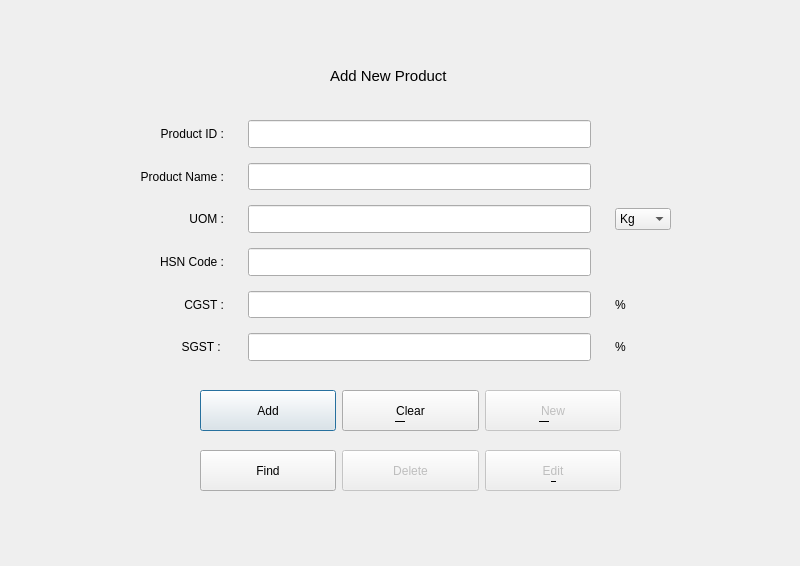
This is add_new_product.ui in RishabMunot/pyqt-invoicing-software as Qt 5 draws it before an edit. The edited form follows.
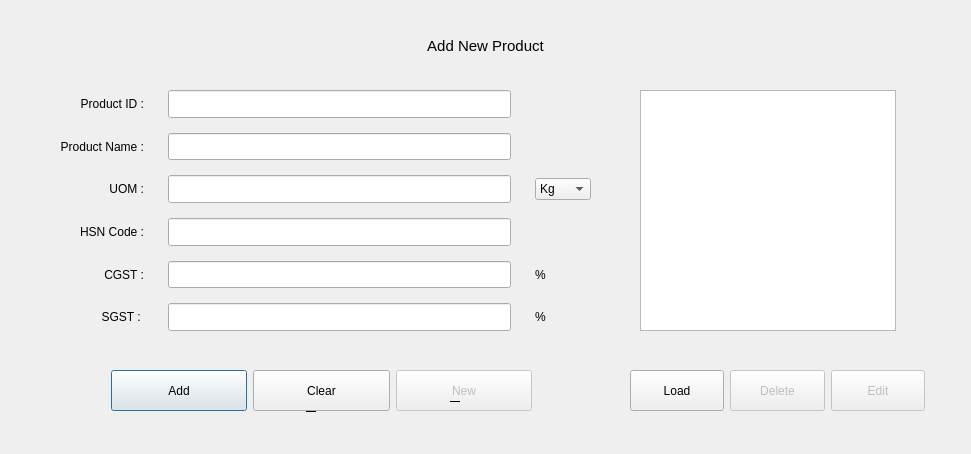
This is the edited form.

```diff
--- a/add_new_product.ui
+++ b/add_new_product.ui
@@ -6,8 +6,8 @@
    <rect>
     <x>0</x>
     <y>0</y>
-    <width>800</width>
-    <height>566</height>
+    <width>971</width>
+    <height>454</height>
    </rect>
   </property>
   <property name="font">
@@ -21,9 +21,9 @@
   <widget class="QLabel" name="label">
    <property name="geometry">
     <rect>
-     <x>330</x>
-     <y>50</y>
-     <width>181</width>
+     <x>0</x>
+     <y>20</y>
+     <width>971</width>
      <height>51</height>
     </rect>
    </property>
@@ -35,12 +35,15 @@
    <property name="text">
     <string>Add New Product</string>
    </property>
+   <property name="alignment">
+    <set>Qt::AlignCenter</set>
+   </property>
   </widget>
   <widget class="QWidget" name="gridLayoutWidget">
    <property name="geometry">
     <rect>
-     <x>140</x>
-     <y>120</y>
+     <x>60</x>
+     <y>90</y>
      <width>531</width>
      <height>241</height>
     </rect>
@@ -292,7 +295,7 @@
        </size>
       </property>
       <property name="text">
-       <string> </string>
+       <string/>
       </property>
       <property name="readOnly">
        <bool>true</bool>
@@ -304,8 +307,8 @@
   <widget class="QWidget" name="horizontalLayoutWidget">
    <property name="geometry">
     <rect>
-     <x>200</x>
-     <y>390</y>
+     <x>111</x>
+     <y>370</y>
      <width>421</width>
      <height>41</height>
     </rect>
@@ -364,9 +367,9 @@
   <widget class="QWidget" name="horizontalLayoutWidget_2">
    <property name="geometry">
     <rect>
-     <x>200</x>
-     <y>450</y>
-     <width>421</width>
+     <x>630</x>
+     <y>370</y>
+     <width>295</width>
      <height>41</height>
     </rect>
    </property>
@@ -380,7 +383,7 @@
        </sizepolicy>
       </property>
       <property name="text">
-       <string>Find</string>
+       <string>Load</string>
       </property>
       <property name="shortcut">
        <string>Ctrl+F</string>
@@ -430,8 +433,8 @@
   <widget class="Line" name="line">
    <property name="geometry">
     <rect>
-     <x>395</x>
-     <y>420</y>
+     <x>306</x>
+     <y>410</y>
      <width>10</width>
      <height>3</height>
     </rect>
@@ -446,8 +449,8 @@
   <widget class="Line" name="line_2">
    <property name="geometry">
     <rect>
-     <x>539</x>
-     <y>420</y>
+     <x>450</x>
+     <y>400</y>
      <width>10</width>
      <height>3</height>
     </rect>
@@ -459,21 +462,15 @@
     <enum>Qt::Horizontal</enum>
    </property>
   </widget>
-  <widget class="Line" name="line_3">
+  <widget class="QListWidget" name="listOfProducts">
    <property name="geometry">
     <rect>
-     <x>551</x>
-     <y>480</y>
-     <width>5</width>
-     <height>3</height>
+     <x>640</x>
+     <y>90</y>
+     <width>256</width>
+     <height>241</height>
     </rect>
    </property>
-   <property name="frameShadow">
-    <enum>QFrame::Plain</enum>
-   </property>
-   <property name="orientation">
-    <enum>Qt::Horizontal</enum>
-   </property>
   </widget>
  </widget>
  <tabstops>
```
Left out of the diff: 1 changed line with no effect on the pictures.
